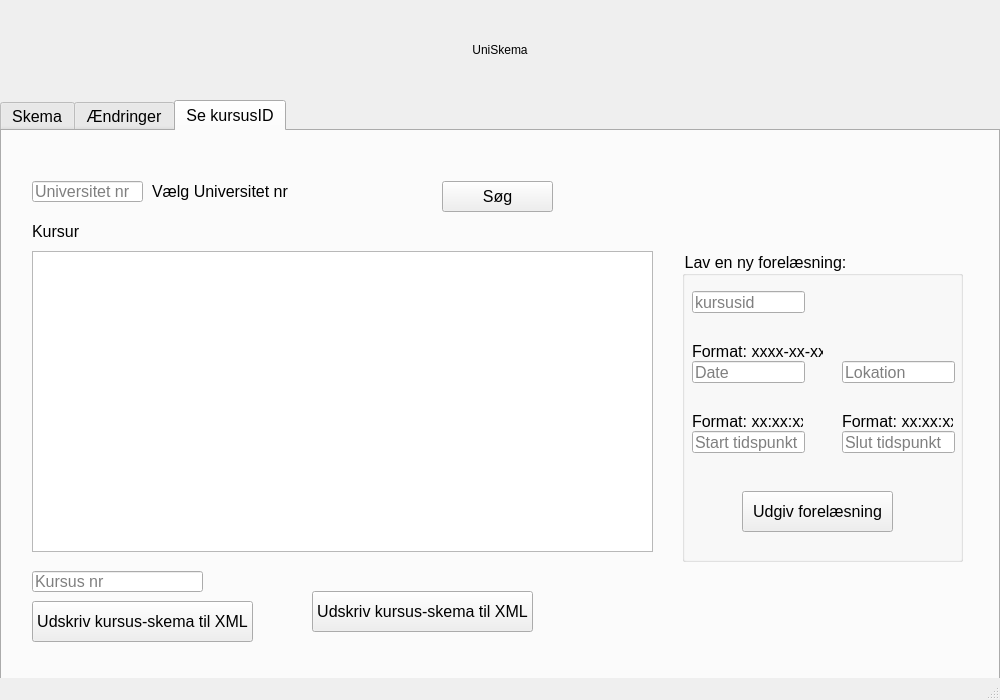
Old version of the form Views/adminwindow.ui in the repository MadsSchroder/Systemudvikling-Eksamen-KU.
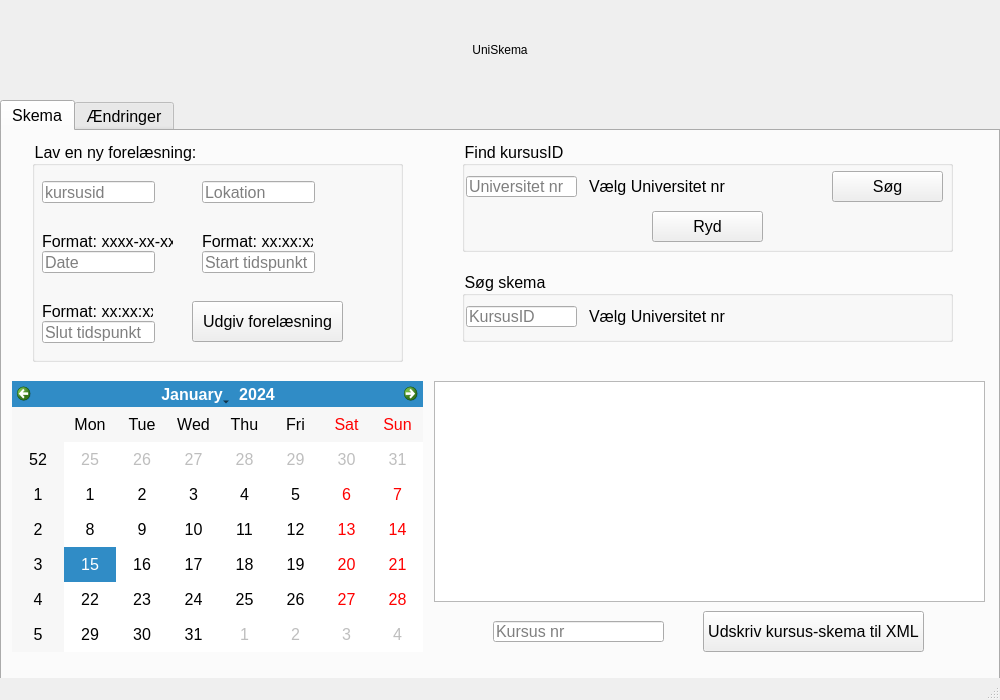
New version of the form. The open tabs and pages were chosen to show the change.

The edit to the form file:
```diff
--- a/Views/adminwindow.ui
+++ b/Views/adminwindow.ui
@@ -54,10 +54,10 @@
      <widget class="QListWidget" name="ScheduleList">
       <property name="geometry">
        <rect>
-        <x>430</x>
+        <x>432</x>
         <y>250</y>
-        <width>561</width>
-        <height>271</height>
+        <width>551</width>
+        <height>221</height>
        </rect>
       </property>
      </widget>
@@ -148,7 +148,7 @@
         </rect>
        </property>
        <property name="text">
-        <string>Clear</string>
+        <string>Ryd</string>
        </property>
       </widget>
      </widget>
@@ -330,6 +330,35 @@
        </property>
       </widget>
      </widget>
+     <widget class="QPushButton" name="xml_knap_3">
+      <property name="geometry">
+       <rect>
+        <x>701</x>
+        <y>480</y>
+        <width>221</width>
+        <height>41</height>
+       </rect>
+      </property>
+      <property name="text">
+       <string>Udskriv kursus-skema til XML</string>
+      </property>
+     </widget>
+     <widget class="QLineEdit" name="line_kursusid_2">
+      <property name="geometry">
+       <rect>
+        <x>491</x>
+        <y>490</y>
+        <width>171</width>
+        <height>21</height>
+       </rect>
+      </property>
+      <property name="text">
+       <string/>
+      </property>
+      <property name="placeholderText">
+       <string>Kursus nr</string>
+      </property>
+     </widget>
     </widget>
     <widget class="QWidget" name="tab2">
      <attribute name="title">
@@ -411,254 +440,6 @@
       </property>
      </widget>
     </widget>
-    <widget class="QWidget" name="tab_2">
-     <attribute name="title">
-      <string>Se kursusID</string>
-     </attribute>
-     <widget class="QListWidget" name="Uni_list">
-      <property name="geometry">
-       <rect>
-        <x>30</x>
-        <y>120</y>
-        <width>621</width>
-        <height>301</height>
-       </rect>
-      </property>
-     </widget>
-     <widget class="QLineEdit" name="Universitet">
-      <property name="geometry">
-       <rect>
-        <x>30</x>
-        <y>50</y>
-        <width>111</width>
-        <height>21</height>
-       </rect>
-      </property>
-      <property name="text">
-       <string/>
-      </property>
-      <property name="placeholderText">
-       <string>Universitet nr</string>
-      </property>
-     </widget>
-     <widget class="QLabel" name="Uni_label">
-      <property name="geometry">
-       <rect>
-        <x>150</x>
-        <y>50</y>
-        <width>241</width>
-        <height>21</height>
-       </rect>
-      </property>
-      <property name="text">
-       <string>Vælg Universitet nr</string>
-      </property>
-     </widget>
-     <widget class="QLabel" name="label_8">
-      <property name="geometry">
-       <rect>
-        <x>30</x>
-        <y>90</y>
-        <width>341</width>
-        <height>21</height>
-       </rect>
-      </property>
-      <property name="text">
-       <string>Kursur</string>
-      </property>
-     </widget>
-     <widget class="QPushButton" name="xml_knap">
-      <property name="geometry">
-       <rect>
-        <x>30</x>
-        <y>470</y>
-        <width>221</width>
-        <height>41</height>
-       </rect>
-      </property>
-      <property name="text">
-       <string>Udskriv kursus-skema til XML</string>
-      </property>
-     </widget>
-     <widget class="QLineEdit" name="line_kursusid">
-      <property name="geometry">
-       <rect>
-        <x>30</x>
-        <y>440</y>
-        <width>171</width>
-        <height>21</height>
-       </rect>
-      </property>
-      <property name="text">
-       <string/>
-      </property>
-      <property name="placeholderText">
-       <string>Kursus nr</string>
-      </property>
-     </widget>
-     <widget class="QPushButton" name="Uni_knap">
-      <property name="geometry">
-       <rect>
-        <x>440</x>
-        <y>50</y>
-        <width>111</width>
-        <height>31</height>
-       </rect>
-      </property>
-      <property name="text">
-       <string>Søg</string>
-      </property>
-     </widget>
-     <widget class="QPushButton" name="xml_knap_2">
-      <property name="geometry">
-       <rect>
-        <x>310</x>
-        <y>460</y>
-        <width>221</width>
-        <height>41</height>
-       </rect>
-      </property>
-      <property name="text">
-       <string>Udskriv kursus-skema til XML</string>
-      </property>
-     </widget>
-     <widget class="QGroupBox" name="groupBox">
-      <property name="geometry">
-       <rect>
-        <x>680</x>
-        <y>120</y>
-        <width>281</width>
-        <height>311</height>
-       </rect>
-      </property>
-      <property name="title">
-       <string>Lav en ny forelæsning:</string>
-      </property>
-      <widget class="QLineEdit" name="Line_date">
-       <property name="geometry">
-        <rect>
-         <x>10</x>
-         <y>110</y>
-         <width>113</width>
-         <height>22</height>
-        </rect>
-       </property>
-       <property name="placeholderText">
-        <string>Date</string>
-       </property>
-      </widget>
-      <widget class="QLabel" name="label_5">
-       <property name="geometry">
-        <rect>
-         <x>160</x>
-         <y>160</y>
-         <width>111</width>
-         <height>21</height>
-        </rect>
-       </property>
-       <property name="text">
-        <string>Format: xx:xx:xx</string>
-       </property>
-      </widget>
-      <widget class="QLineEdit" name="Line_start">
-       <property name="geometry">
-        <rect>
-         <x>10</x>
-         <y>180</y>
-         <width>113</width>
-         <height>22</height>
-        </rect>
-       </property>
-       <property name="placeholderText">
-        <string>Start tidspunkt</string>
-       </property>
-      </widget>
-      <widget class="QLabel" name="label_3">
-       <property name="geometry">
-        <rect>
-         <x>10</x>
-         <y>90</y>
-         <width>131</width>
-         <height>21</height>
-        </rect>
-       </property>
-       <property name="text">
-        <string>Format: xxxx-xx-xx</string>
-       </property>
-      </widget>
-      <widget class="QLineEdit" name="Line_location">
-       <property name="geometry">
-        <rect>
-         <x>160</x>
-         <y>110</y>
-         <width>113</width>
-         <height>22</height>
-        </rect>
-       </property>
-       <property name="placeholderText">
-        <string>Lokation</string>
-       </property>
-      </widget>
-      <widget class="QLabel" name="label_4">
-       <property name="geometry">
-        <rect>
-         <x>10</x>
-         <y>160</y>
-         <width>111</width>
-         <height>21</height>
-        </rect>
-       </property>
-       <property name="text">
-        <string>Format: xx:xx:xx</string>
-       </property>
-      </widget>
-      <widget class="QLineEdit" name="Line_end">
-       <property name="geometry">
-        <rect>
-         <x>160</x>
-         <y>180</y>
-         <width>113</width>
-         <height>22</height>
-        </rect>
-       </property>
-       <property name="accessibleName">
-        <string/>
-       </property>
-       <property name="placeholderText">
-        <string>Slut tidspunkt</string>
-       </property>
-      </widget>
-      <widget class="QLineEdit" name="Line_courseid">
-       <property name="geometry">
-        <rect>
-         <x>10</x>
-         <y>40</y>
-         <width>113</width>
-         <height>22</height>
-        </rect>
-       </property>
-       <property name="text">
-        <string/>
-       </property>
-       <property name="placeholderText">
-        <string>kursusid </string>
-       </property>
-      </widget>
-      <widget class="QPushButton" name="make_class">
-       <property name="geometry">
-        <rect>
-         <x>60</x>
-         <y>240</y>
-         <width>151</width>
-         <height>41</height>
-        </rect>
-       </property>
-       <property name="text">
-        <string>Udgiv forelæsning</string>
-       </property>
-      </widget>
-     </widget>
-    </widget>
    </widget>
    <widget class="QLabel" name="label">
     <property name="geometry">
```
Left out of the diff: 6 changed lines with no effect on the pictures.
